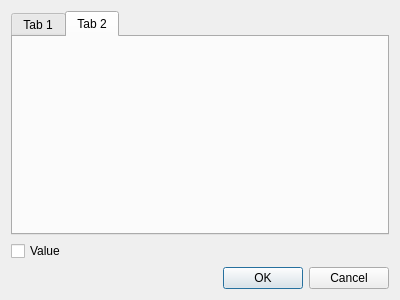
Qt form widgets/bespstatesdialog.ui (ToRAEnarion/BApplex) before a commit.
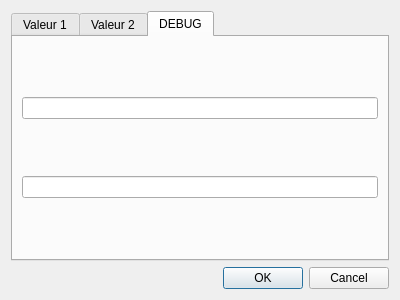
The same form after that commit. The open tabs and pages were chosen to show the change. Icons and pictures are not drawn. Custom widgets are drawn as their Qt base class.

Patch:
```diff
--- a/widgets/bespstatesdialog.ui
+++ b/widgets/bespstatesdialog.ui
@@ -18,21 +18,31 @@
     <widget class="QTabWidget" name="tabWidget">
      <widget class="QWidget" name="tab">
       <attribute name="title">
-       <string>Tab 1</string>
+       <string>Valeur 1</string>
       </attribute>
      </widget>
      <widget class="QWidget" name="tab_2">
       <attribute name="title">
-       <string>Tab 2</string>
+       <string>Valeur 2</string>
       </attribute>
      </widget>
-    </widget>
-   </item>
-   <item>
-    <widget class="QCheckBox" name="checkBox">
-     <property name="text">
-      <string>Value</string>
-     </property>
+     <widget class="QWidget" name="tab_3">
+      <attribute name="icon">
+       <iconset resource="../resources.qrc">
+        <normaloff>:/icons/BUG</normaloff>:/icons/BUG</iconset>
+      </attribute>
+      <attribute name="title">
+       <string>DEBUG</string>
+      </attribute>
+      <layout class="QVBoxLayout" name="verticalLayout_2">
+       <item>
+        <widget class="QLineEdit" name="debug_v1"/>
+       </item>
+       <item>
+        <widget class="QLineEdit" name="debug_v2"/>
+       </item>
+      </layout>
+     </widget>
     </widget>
    </item>
    <item>
@@ -47,7 +57,17 @@
    </item>
   </layout>
  </widget>
- <resources/>
+ <customwidgets>
+  <customwidget>
+   <class>BTimeSelecterWidget</class>
+   <extends>QWidget</extends>
+   <header>widgets/btimeselecterwidget.h</header>
+   <container>1</container>
+  </customwidget>
+ </customwidgets>
+ <resources>
+  <include location="../resources.qrc"/>
+ </resources>
  <connections>
   <connection>
    <sender>buttonBox</sender>
```
Left out of the diff: 15 changed lines with no effect on the pictures.
